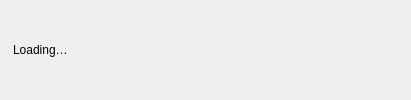
First picture: the form in gui/dist_view/foldingbar.ui, repository gerbilvis/gerbil, before the edit.
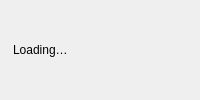
Second picture: the form after the edit. Icons and pictures are not drawn.

Commit message:
change foldingbar arrangement to avoid Qt bug
label would not get enough horizontal space

What changed in the file:
```diff
--- a/gui/dist_view/foldingbar.ui
+++ b/gui/dist_view/foldingbar.ui
@@ -11,6 +11,12 @@
    </property>
    <item>
     <widget class="QLabel" name="arrowLabel">
+     <property name="sizePolicy">
+      <sizepolicy hsizetype="Fixed" vsizetype="Preferred">
+       <horstretch>0</horstretch>
+       <verstretch>0</verstretch>
+      </sizepolicy>
+     </property>
      <property name="text">
       <string/>
      </property>
@@ -32,19 +38,6 @@
      </property>
     </widget>
    </item>
-   <item>
-    <spacer name="horizontalSpacer">
-     <property name="orientation">
-      <enum>Qt::Horizontal</enum>
-     </property>
-     <property name="sizeHint" stdset="0">
-      <size>
-       <width>343</width>
-       <height>20</height>
-      </size>
-     </property>
-    </spacer>
-   </item>
   </layout>
  </widget>
  <resources>
```
